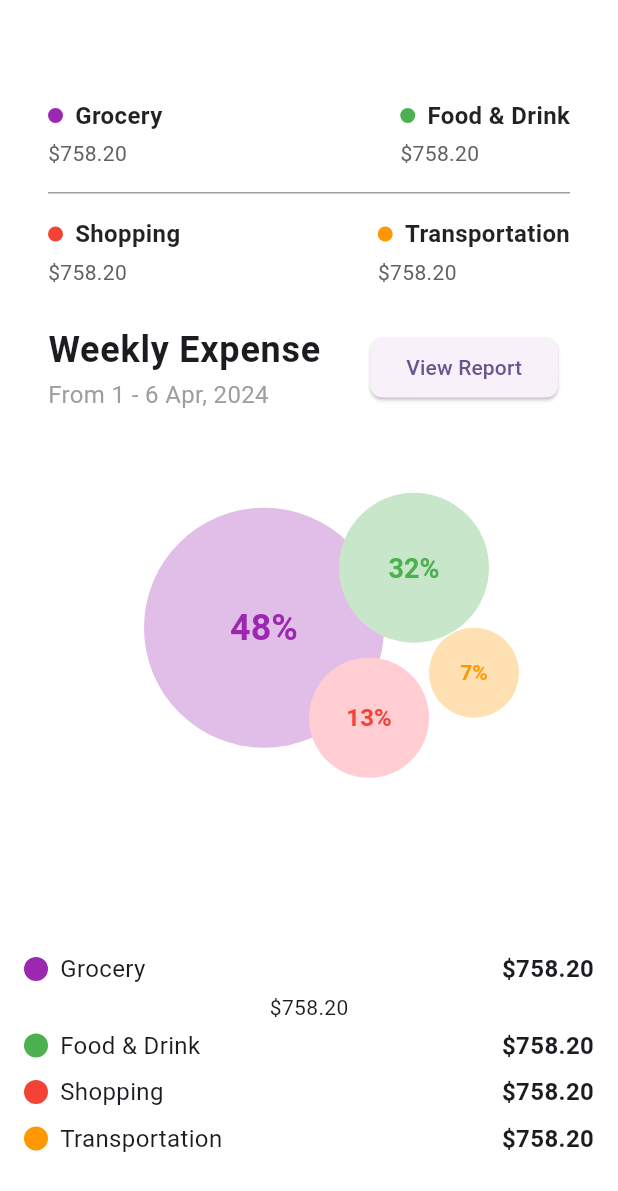
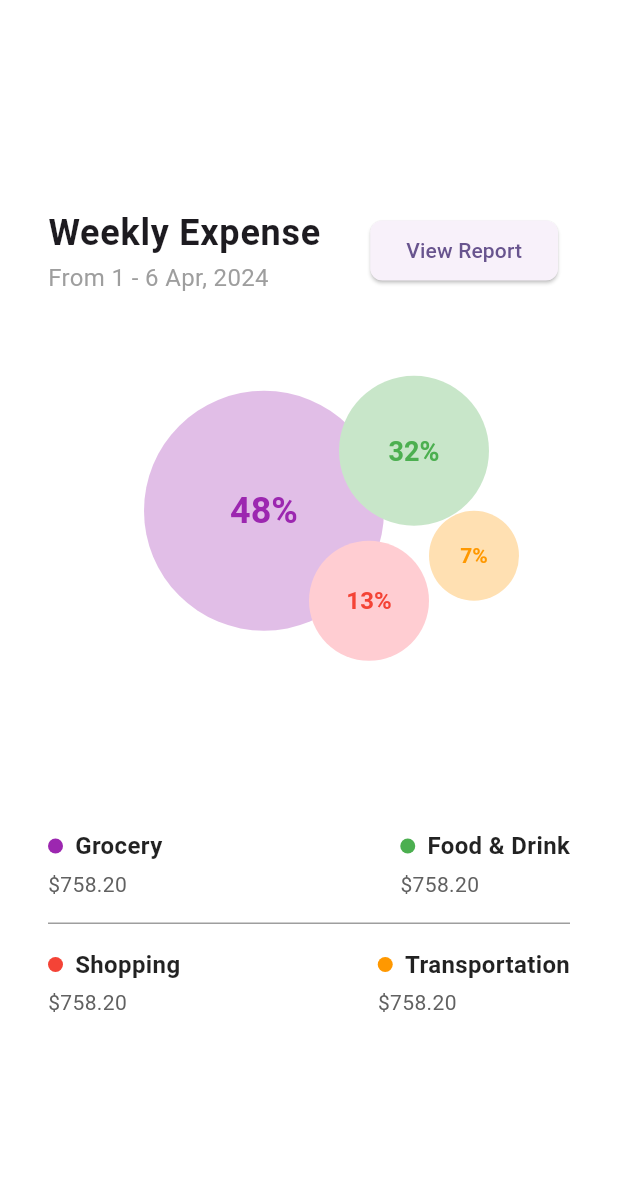
Before and after one commit to aliasghar256/appdev_Final, a Flutter app: the screen it shows after launch, on a phone screen of 412 x 824 dp. Shown: the top 1191 px of the screen. Run offline on Flutter 3.47's test engine with Material 3 defaults, Android fonts, the phone set to English and light mode, and no system bars; our stand-ins replace animate_do, bloc, cloud_firestore, firebase_auth, firebase_core, flutter_bloc; accounts and stored records are empty.

Commit message:
Weekly Expense

```diff
--- a/lib/weekly_expense_page.dart
+++ b/lib/weekly_expense_page.dart
@@ -14,7 +14,6 @@ class WeeklyExpensePage extends StatelessWidget {
             mainAxisAlignment: MainAxisAlignment.center,
             crossAxisAlignment: CrossAxisAlignment.center,
             children: [
-              CategoryList(),
               ListTile(
                 title: Text(
                   'Weekly Expense',
@@ -67,16 +66,17 @@ class WeeklyExpensePage extends StatelessWidget {
                 ],
               ),
               SizedBox(height: 16),
-              SizedBox(height: 16),
-              Column(
-                children: [
-                  _buildLegend('Grocery', Colors.purple, "\$758.20"),
-                  Text("\$758.20")
-                ],
-              ),
-              _buildLegend('Food & Drink', Colors.green, '\$758.20'),
-              _buildLegend('Shopping', Colors.red, '\$758.20'),
-              _buildLegend('Transportation', Colors.orange, '\$758.20'),
+              //   Column(
+              //     children: [
+              //       _buildLegend('Grocery', Colors.purple, "\$758.20"),
+              //       Text("\$758.20")
+              //     ],
+              //   ),
+              //   _buildLegend('Food & Drink', Colors.green, '\$758.20'),
+              //   _buildLegend('Shopping', Colors.red, '\$758.20'),
+              //   _buildLegend('Transportation', Colors.orange, '\$758.20'),
+              // ],
+              CategoryList(),
             ],
           ),
         ),
```
